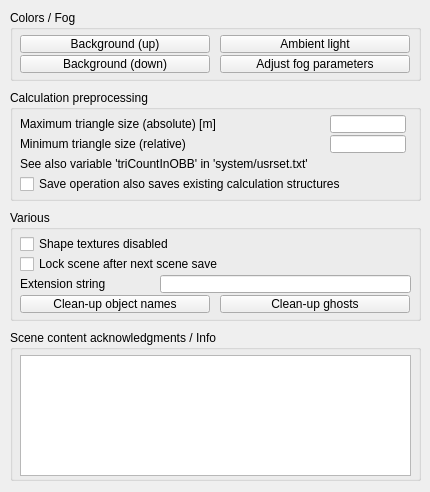
Old version of the form ui/qdlgenvironment.ui in the repository CoppeliaRobotics/coppeliaSimLib.
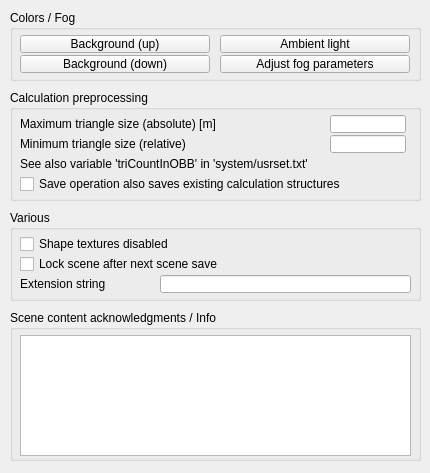
New version of the form.

```diff
--- a/ui/qdlgenvironment.ui
+++ b/ui/qdlgenvironment.ui
@@ -7,7 +7,7 @@
     <x>0</x>
     <y>0</y>
     <width>430</width>
-    <height>492</height>
+    <height>473</height>
    </rect>
   </property>
   <property name="windowTitle">
@@ -193,7 +193,7 @@
      <x>10</x>
      <y>210</y>
      <width>411</width>
-     <height>111</height>
+     <height>91</height>
     </rect>
    </property>
    <property name="title">
@@ -234,38 +234,6 @@
      <string>Lock scene after next scene save</string>
     </property>
    </widget>
-   <widget class="QToolButton" name="qqCleanUpHashNames">
-    <property name="geometry">
-     <rect>
-      <x>10</x>
-      <y>85</y>
-      <width>190</width>
-      <height>18</height>
-     </rect>
-    </property>
-    <property name="focusPolicy">
-     <enum>Qt::StrongFocus</enum>
-    </property>
-    <property name="text">
-     <string>Clean-up object names</string>
-    </property>
-   </widget>
-   <widget class="QToolButton" name="qqCleanUpGhosts">
-    <property name="geometry">
-     <rect>
-      <x>210</x>
-      <y>85</y>
-      <width>190</width>
-      <height>18</height>
-     </rect>
-    </property>
-    <property name="focusPolicy">
-     <enum>Qt::StrongFocus</enum>
-    </property>
-    <property name="text">
-     <string>Clean-up ghosts</string>
-    </property>
-   </widget>
    <widget class="QLineEdit" name="qqExtensionString">
     <property name="geometry">
      <rect>
@@ -294,7 +262,7 @@
    <property name="geometry">
     <rect>
      <x>10</x>
-     <y>330</y>
+     <y>310</y>
      <width>411</width>
      <height>151</height>
     </rect>
```
Left out of the diff: 2 changed lines with no effect on the pictures.
